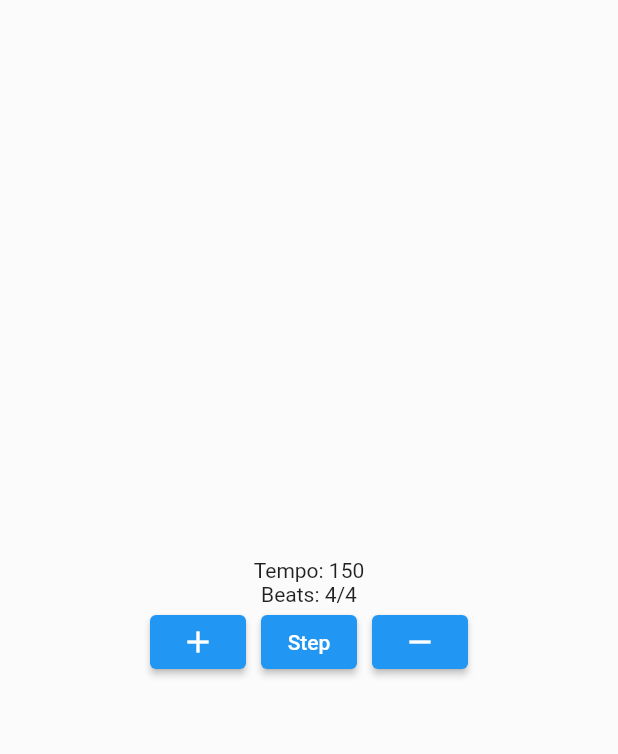
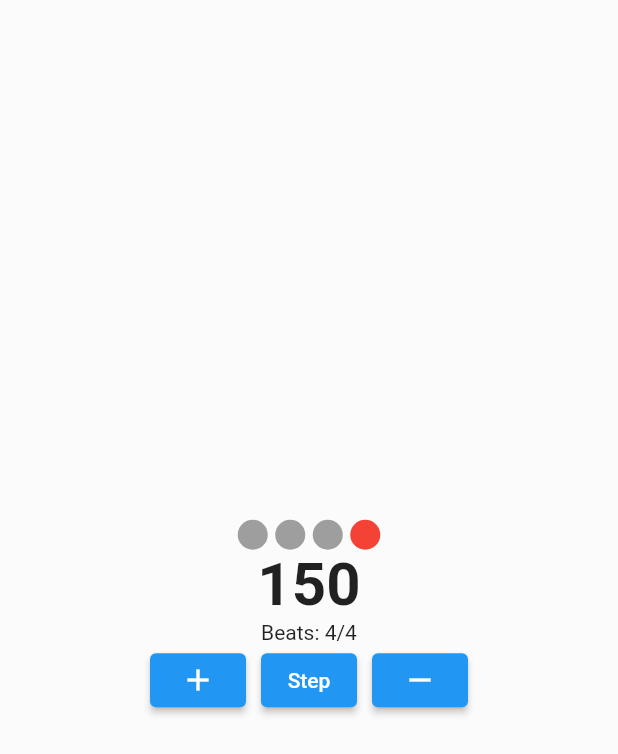
Before and after one commit to Elynvalur/metronome, a Flutter app: the screen it shows after launch, on a phone screen of 412 x 824 dp. Shown: the top 754 px of the screen. Run offline on Flutter 3.47's test engine with Material 2 defaults, Android fonts, the phone set to English and light mode, and no system bars.

Commit message:
Add BeatBar-widget

```diff
--- a/lib/models/beat_bar.dart
+++ b/lib/models/beat_bar.dart
@@ -13,7 +13,7 @@ class BeatBar{
     List<BeatBullet> list = [];
     bool isActive = false;
     for (int i = 0; i < signature.signature; i++){
-      isActive = (i == signature.beats)? true : false;
+      isActive = (i == signature.beats-1)? true : false;
       list.add(BeatBullet(isActive: isActive));
     }
     return list;
--- a/lib/screens/metronome/metronome.dart
+++ b/lib/screens/metronome/metronome.dart
@@ -1,9 +1,12 @@
 import 'package:flutter/material.dart';
 import 'package:metronome/models/tempo.dart';
 import 'package:metronome/models/time_signature.dart';
+import 'package:metronome/screens/metronome/widgets/beat_bar_widget.dart';
 import 'package:metronome/screens/metronome/widgets/controls.dart';
+import 'package:metronome/screens/metronome/widgets/tempometer.dart';
 
 import '../../constants/colors.dart';
+
 
 class Metronome extends StatefulWidget {
   const Metronome({super.key});
@@ -26,10 +29,13 @@ class _MetronomeState extends State<Metronome> {
     return Scaffold(
       backgroundColor: bgLight,
       body: Center(
-        child: Controls(
-          signature: signature,
-          tempo: tempo,
-          notifyParent: update
+        child: Column(
+          mainAxisAlignment: MainAxisAlignment.center,
+          children: [
+            BeatBarWidget(signature: signature),
+            Tempometer(tempo: tempo),
+            Controls(signature: signature, tempo: tempo, notifyParent: update),
+          ],
         ),
       ),
     );
@@ -38,5 +44,4 @@ class _MetronomeState extends State<Metronome> {
 
   void changeTempo(Tempo t){
     t.tempo = 900;
-    print('Tempo: ${t.tempo}');
   }
--- /dev/null
+++ b/lib/screens/metronome/widgets/beat_bar_widget.dart
@@ -0,0 +1,46 @@
+import 'package:flutter/material.dart';
+import 'package:metronome/models/beat_bullet.dart';
+import 'package:metronome/models/time_signature.dart';
+
+import '../../../models/beat_bar.dart';
+
+class BeatBarWidget extends StatefulWidget {
+
+  final TimeSignature signature;
+
+  const BeatBarWidget({super.key, required this.signature});
+
+  @override
+  State<BeatBarWidget> createState() => _BeatBarWidgetState();
+}
+
+class _BeatBarWidgetState extends State<BeatBarWidget> {
+  @override
+  Widget build(BuildContext context) {
+    return _buildBeatBar(widget.signature);
+  }
+
+  Widget _buildBeatBar(TimeSignature signature){
+
+    BeatBar beats = BeatBar(signature: signature);
+    List<Widget> bar = [];
+
+    for (BeatBullet bullet in beats.beatBullets) {
+      Color col = (bullet.isActive)? Colors.red : Colors.grey;
+
+      bar.add(
+        AnimatedContainer(
+          duration: Duration.zero,
+          margin: const EdgeInsets.only(left: 2.5, right: 2.5),
+          width: 20,
+          height: 20,
+          decoration: BoxDecoration(shape: BoxShape.circle, color: col)
+        )
+      );
+    }
+
+    return Row(
+      mainAxisAlignment: MainAxisAlignment.center,
+      children: bar);
+  }
+}
--- a/lib/screens/metronome/widgets/controls.dart
+++ b/lib/screens/metronome/widgets/controls.dart
@@ -23,7 +23,6 @@ class Controls extends StatelessWidget {
     return Column(
       mainAxisAlignment: MainAxisAlignment.center,
       children: [
-        Text('Tempo: ${tempo.tempo}'),
         Text('Beats: ${signature.beats}/${signature.signature}'),
         Row(
           mainAxisAlignment: MainAxisAlignment.center,
--- /dev/null
+++ b/lib/screens/metronome/widgets/tempometer.dart
@@ -0,0 +1,23 @@
+import 'package:flutter/material.dart';
+import '../../../models/tempo.dart';
+
+class Tempometer extends StatelessWidget {
+
+  final Tempo tempo;
+
+  const Tempometer({
+    super.key,
+    required this.tempo
+  });
+
+  @override
+  Widget build(BuildContext context) {
+    return Text(
+      '${tempo.tempo}',
+      style: const TextStyle(
+        fontWeight: FontWeight.bold,
+        fontSize: 40
+      ),
+    );
+  }
+}
```
